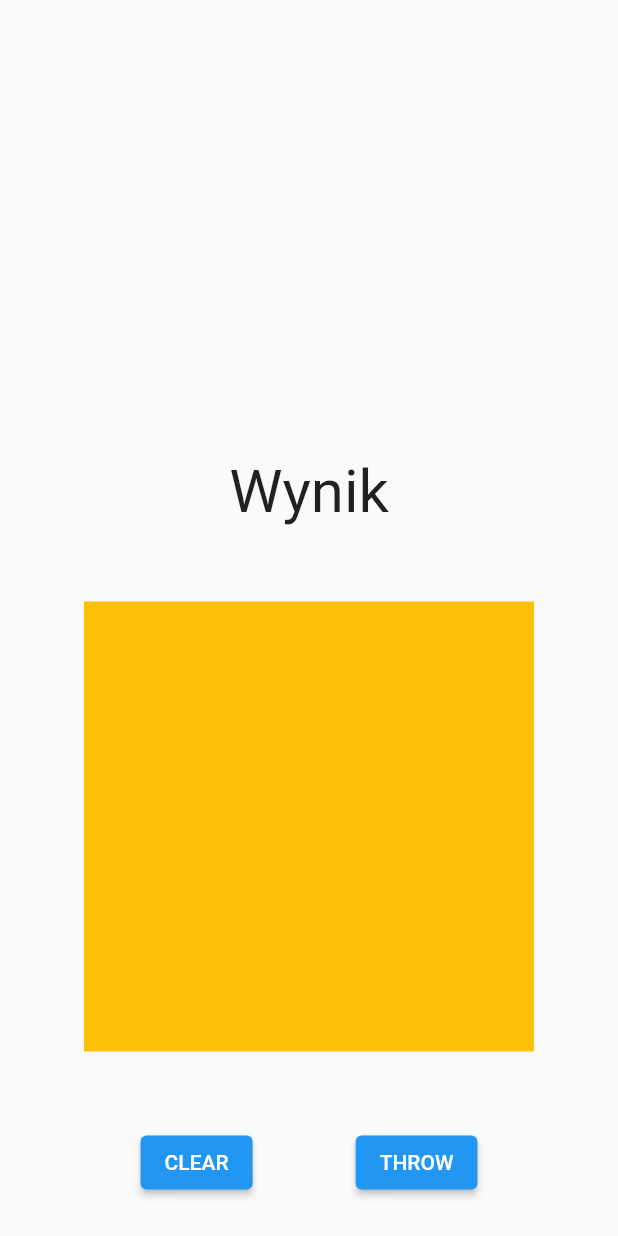
After one commit to UserIOI/mobilkiApp, a Flutter app: the dices screen opened directly, on a phone screen of 412 x 824 dp. The commit adds this screen. Run offline on Flutter 3.47's test engine with Material 2 defaults, Android fonts, the phone set to English and light mode, and no system bars; missing offline and left inert: dice_icons.

Commit message:
Add basic opening dices widget

```diff
--- /dev/null
+++ b/mobilki_app/lib/dices.dart
@@ -0,0 +1,74 @@
+import 'package:flutter/material.dart';
+
+List<int> numbers = [4, 6, 8, 10, 12, 20, 100];
+
+class dices extends StatefulWidget {
+  @override
+  State<dices> createState() => _ParentWidgetState();
+}
+
+class _ParentWidgetState extends State<dices> {
+  double dragStartPosition = 0, dragEndPosition = 0, navBarHeight = 70;
+  double deviceWidth = 0, deviceHeight = 0;
+  @override
+  Widget build(BuildContext context) {
+    return GestureDetector(
+      onVerticalDragStart: (DragStartDetails details) => {
+        deviceHeight = MediaQuery.of(context).size.height.toDouble(),
+        deviceWidth = MediaQuery.of(context).size.width.toDouble(),
+        dragStartPosition = details.globalPosition.dy.toDouble(),
+      },
+      onVerticalDragUpdate: (DragUpdateDetails details) => {
+        dragEndPosition = details.globalPosition.dy,
+      },
+      onVerticalDragEnd: (DragEndDetails details) => {
+        if (dragEndPosition - dragStartPosition > 0.2 * deviceHeight)
+          {
+            Navigator.pop(context),
+          }
+      },
+      child: Scaffold(
+        body: Container(
+          child: Column(
+            mainAxisAlignment: MainAxisAlignment.end,
+            children: [
+              const Center(
+                child: Text('Wynik', style: TextStyle(fontSize: 40)),
+              ),
+              Container(
+                color: Colors.amber,
+                height: 300.0,
+                width: 300.0,
+                //** Jakos rozwiazac te dodawanie kostek do rzutu
+                //** Jakies img kostek albo cos i onClick +1 kostka pod kostami jakis counter ile ich jest, podstawowe beda ze 1xD100 i 1xD10 */
+              ),
+              Row(
+                mainAxisAlignment: MainAxisAlignment.spaceEvenly,
+                children: [
+                  //** Rozmiar buttonów oraz wyrzej dać widgety */
+                  ElevatedButton(
+                    onPressed: () {
+                      Navigator.pop(context);
+                    },
+                    child: const Text('CLEAR'),
+                  ),
+                  ElevatedButton(
+                    onPressed: () {
+                      Navigator.pop(context);
+                    },
+                    child: const Text('THROW'),
+                  ),
+                ],
+              ),
+            ]
+                .map((widget) => Padding(
+                      padding: const EdgeInsets.all(25),
+                      child: widget,
+                    ))
+                .toList(),
+          ),
+        ),
+      ),
+    );
+  }
+}
```
Also changed, not shown: mobilki_app/lib/main.dart (+26 -30 lines).
